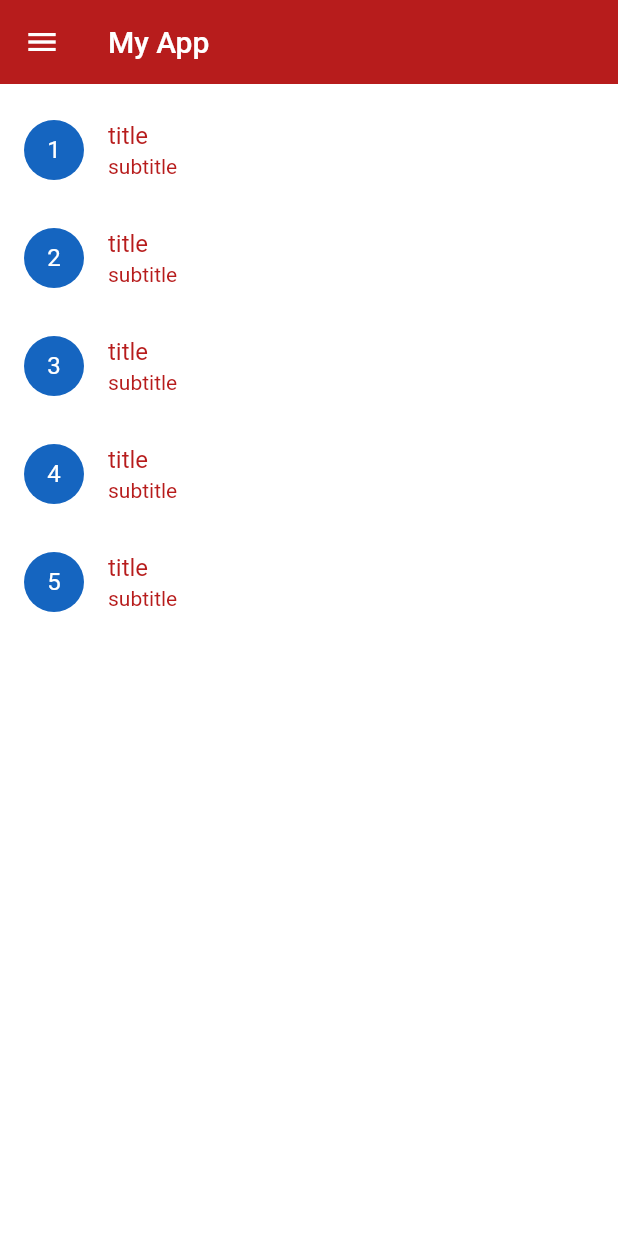
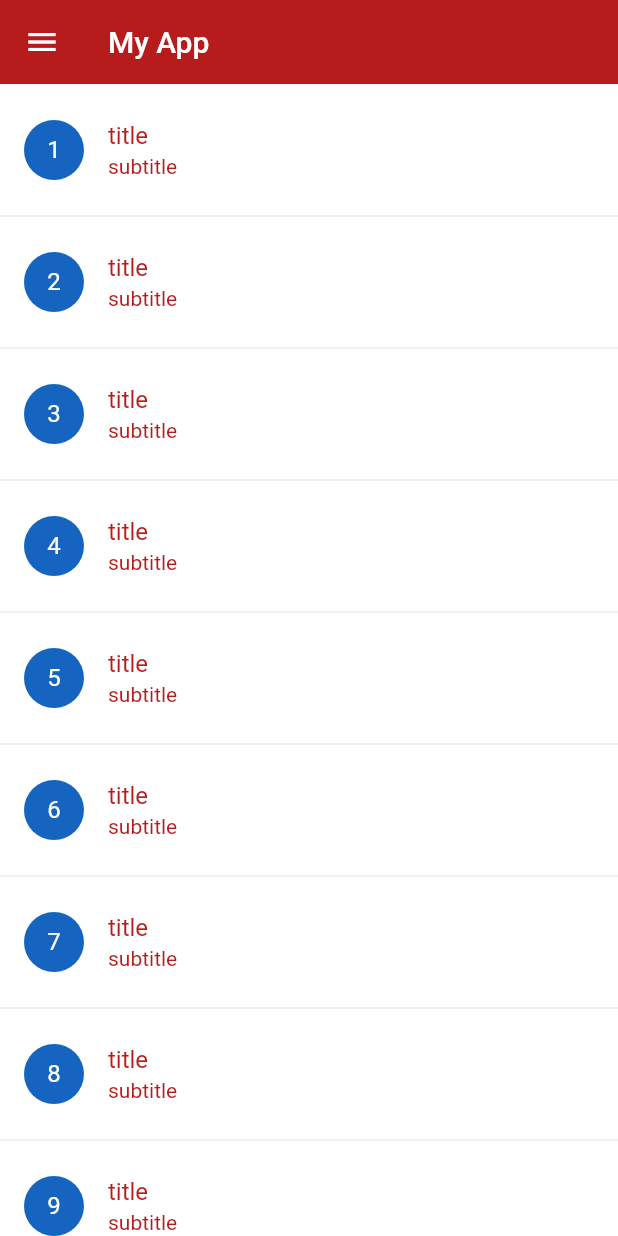
Before and after one commit to lostest4352/flutter_spacenews_app, a Flutter app: the screen it shows after launch, on a phone screen of 412 x 824 dp. Run offline on Flutter 3.47's test engine with Material 2 defaults, Android fonts, the phone set to English and light mode, and no system bars; our stand-ins replace flex_color_scheme.

```diff
--- a/lib/pages/home_page.dart
+++ b/lib/pages/home_page.dart
@@ -11,6 +11,14 @@ class MyHome extends StatefulWidget {
 
 class _MyHomeState extends State<MyHome> {
   final boolNotifier = BoolNotifier();
+
+  ScrollController scrollController = ScrollController();
+
+  @override
+  void initState() {
+    super.initState();
+    // scrollController = ScrollController()..addListener(_scrollListener);
+  }
 
   @override
   Widget build(BuildContext context) {
@@ -50,7 +58,8 @@ class _MyHomeState extends State<MyHome> {
                               : const Icon(Icons.check_box_outlined),
                         ),
                         title: const Text("Select/Unselect All"),
-                        subtitle: Text("${selectedItems.length} items selected"),
+                        subtitle:
+                            Text("${selectedItems.length} items selected"),
                         trailing: IconButton(
                           onPressed: () {
                             Navigator.of(context).push(
@@ -69,8 +78,12 @@ class _MyHomeState extends State<MyHome> {
                     : null,
               ),
               Expanded(
-                child: ListView.builder(
-                  itemCount: 5,
+                child: ListView.separated(
+                  separatorBuilder: (context, index) {
+                    return const Divider();
+                  },
+                  cacheExtent: 5,
+                  itemCount: 50,
                   itemBuilder: (context, index) {
                     // Fill only when its empty otherwise there is null error. It'll try to fill the value of tiles not clicked yet and there's error
                     if (boolNotifier.tileClicked.isEmpty) {
@@ -78,7 +91,7 @@ class _MyHomeState extends State<MyHome> {
 
                       // Longer form of above code
                       List<bool> listTileBool = [];
-                      for (int i = 0; i < 5; i++) {
+                      for (int i = 0; i < 50; i++) {
                         listTileBool.add(false);
                         boolNotifier.tileClicked = listTileBool;
                       }
```
